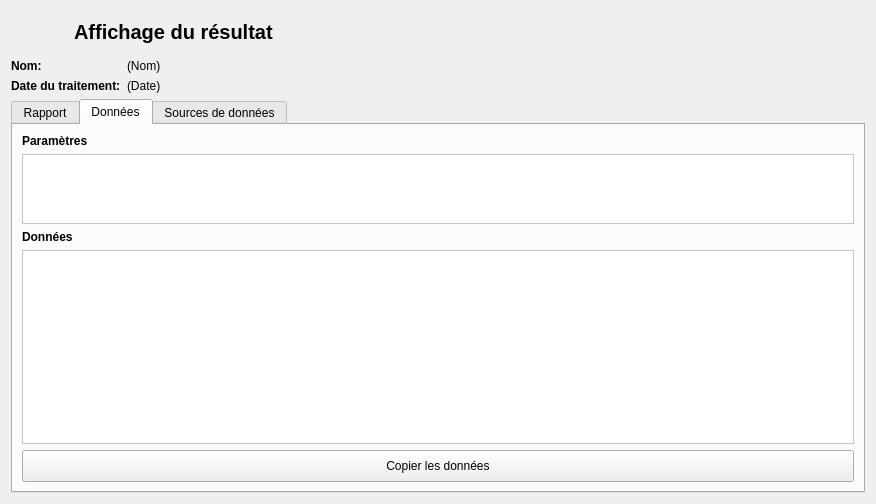
The window that python/resources/ui/ResultWidget.ui (introlab/OpenIMU) describes before a commit, drawn with Qt 5.
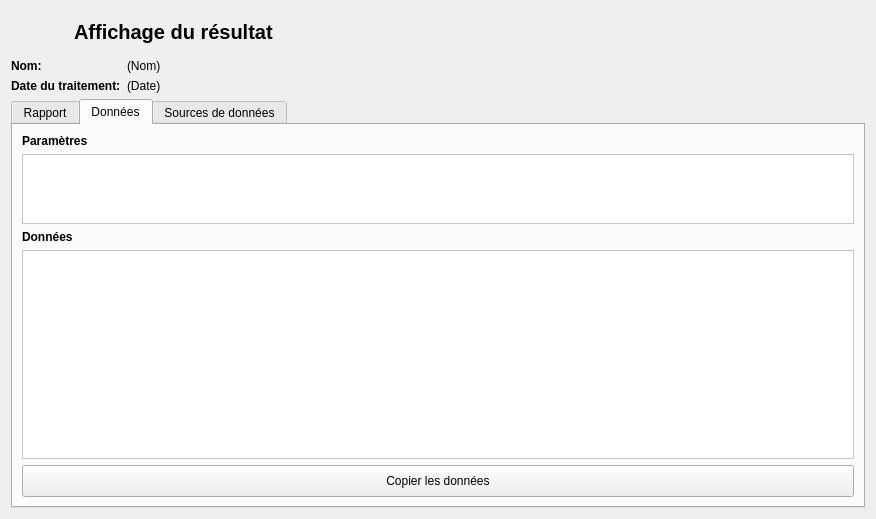
The same window after the commit. The open tabs and pages were chosen to show the change. Icons and pictures are not drawn.

Commit message: Fixed packaging issue on Windows.

Diff of the .ui file:
```diff
--- a/python/resources/ui/ResultWidget.ui
+++ b/python/resources/ui/ResultWidget.ui
@@ -7,7 +7,7 @@
     <x>0</x>
     <y>0</y>
     <width>876</width>
-    <height>429</height>
+    <height>519</height>
    </rect>
   </property>
   <property name="sizePolicy">
@@ -253,6 +253,9 @@
          <attribute name="horizontalHeaderStretchLastSection">
           <bool>false</bool>
          </attribute>
+         <attribute name="verticalHeaderVisible">
+          <bool>false</bool>
+         </attribute>
          <attribute name="verticalHeaderShowSortIndicator" stdset="0">
           <bool>false</bool>
          </attribute>
```
Left out of the diff: 6 changed lines with no effect on the pictures. The commit also changes 3 other files.
